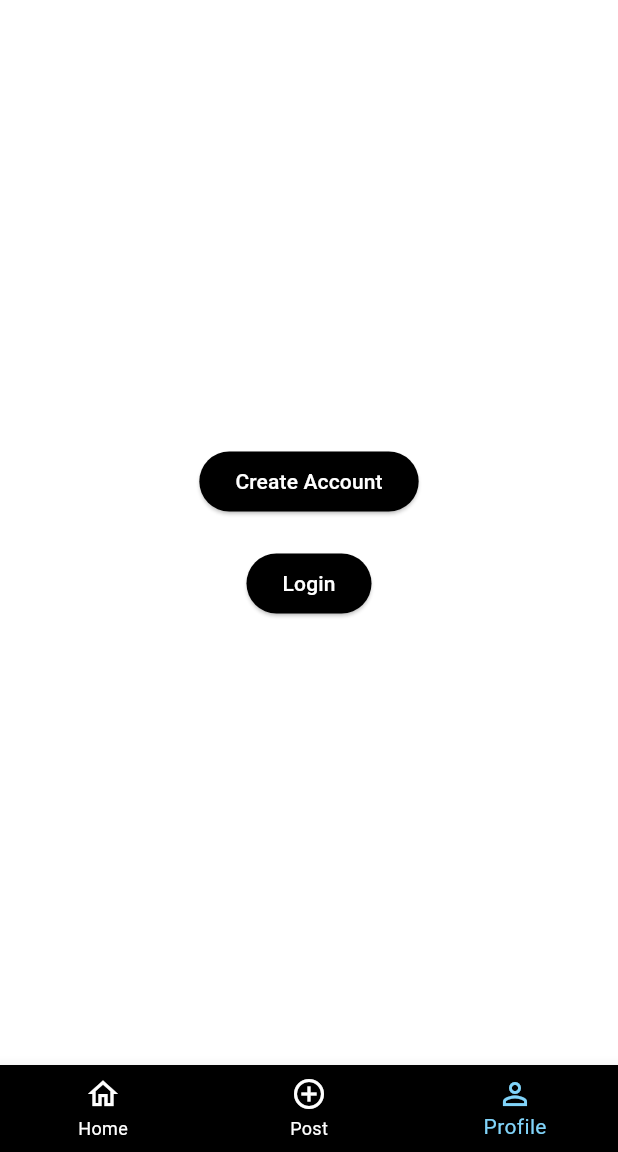
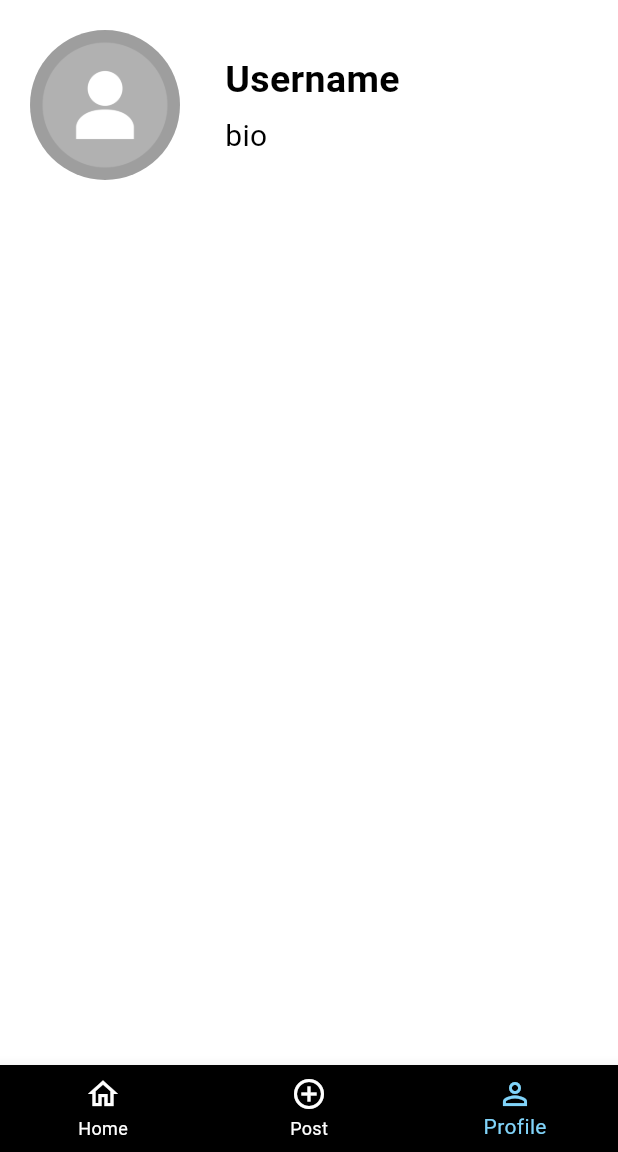
Before and after one commit to mathewsdmitri/befr, a Flutter app: the MyHomePage screen opened by its route, item 3 of the bottom bar chosen, on a phone screen of 412 x 824 dp, the part 84-1236 px from its top. Run offline on Flutter 3.47's test engine with Material 3 defaults, Android fonts, the phone set to English and light mode, and no system bars; our stand-ins replace flutter_secure_storage, flutter_svg, google_fonts; accounts and stored records are empty.

Commit message:
temporary push of profile page

```diff
--- a/lyrix_frontend/lib/main.dart
+++ b/lyrix_frontend/lib/main.dart
@@ -90,7 +90,7 @@ class _MyHomePageState extends State<MyHomePage> {
   return <Widget>[
     HomePage(posts: posts),
     PostPage(addPost: addPost),
-    const Profilepage(),
+    Profilepage(),
   ];
   }
 
--- a/lyrix_frontend/lib/pages/postPage.dart
+++ b/lyrix_frontend/lib/pages/postPage.dart
@@ -116,7 +116,7 @@ class _PostPageState extends State<PostPage> {
           const SizedBox(height: 5), // Space between text and icon
           IconButton(
             onPressed: ()async {
-              options = await listSongs();  //THIS IS FOR GETTIN LIST OF SONGS
+      //        options = await listSongs();  //THIS IS FOR GETTIN LIST OF SONGS
               showPostDialog();
               },
             icon: const Icon(Icons.add_circle_outline),
--- a/lyrix_frontend/lib/pages/profilePage.dart
+++ b/lyrix_frontend/lib/pages/profilePage.dart
@@ -3,46 +3,100 @@ import 'package:lyrix_frontend/pages/create_account.dart';
 import 'package:lyrix_frontend/pages/loginPage.dart';
 
 
-class Profilepage extends StatelessWidget {
-  const Profilepage({super.key});
+class Profilepage extends StatefulWidget {
+  @override
+  _ProfilepageState createState() => _ProfilepageState();
+}
 
+class _ProfilepageState extends State<Profilepage> {
   @override
   Widget build(BuildContext context) {
-    return Scaffold(
-      body: Center( //Centers everything in the middle of page
-        child: Column( //Buttons are put in columns in center
-          mainAxisSize: MainAxisSize.min,
-          children: [
+    return const Column(
+      crossAxisAlignment: CrossAxisAlignment.start,
+      children: [
+        Padding(
+          padding: EdgeInsets.all(20.0),
+          child: Row(
+            children: [
+              CircleAvatar(
+                radius: 50,
+                backgroundImage: AssetImage("assets/profile.png"),
+                backgroundColor: Colors.grey,
+              ),
+              SizedBox(width: 30), //boxes profile pic controlling the distance between pic and username
 
-            //Elevated button 1 for create page
-            ElevatedButton(
-              onPressed: () {
-                Navigator.push(context, MaterialPageRoute(builder: (context) {
-                  return const Scaffold(
-                    body: CreateAccountPage(), //Create account page
-                  );
-                }));
-              },
-              style: ElevatedButton.styleFrom(backgroundColor: Colors.black), //Background color of button
-              child: const Text('Create Account', style: TextStyle(color: Colors.white)), //Text and color
-            ),
-            const SizedBox(height: 20), //Controls size between buttons
+            Expanded(
+              child: Column(
+                crossAxisAlignment: CrossAxisAlignment.start,
+                children: [
+                  Text(
+                    "Username",  //should grab the username of the current user
+                    style: TextStyle(
+                      fontSize: 25,
+                      color: Colors.black,
+                      fontWeight: FontWeight.bold,
+                    ),
+                  ),
+                  SizedBox(height: 5),
+                  Text(
+                    "bio",  //should let users edit this for their bio
+                    style: TextStyle(
+                      fontSize: 20,
+                      color: Colors.black,
+                      fontWeight: FontWeight.normal
+                    ),
+                  )
+                ],
+                )
+              )
+            ],
+          ),
+        ),
+        Row(
 
-            //Elevated button 2 for login page
-            ElevatedButton(
-              onPressed: () {
-                Navigator.push(context, MaterialPageRoute(builder: (context) {
-                  return const Scaffold(
-                    body: LoginPage(), //Login page
-                  );
-                }));
-              },
-              style: ElevatedButton.styleFrom(backgroundColor: Colors.black),
-              child: const Text('Login', style: TextStyle(color: Colors.white)),
-            ),
-          ],
-        ),
-      ),
+        )
+      ],
     );
   }
 }
+
+
+  // @override
+  // Widget build(BuildContext context) {
+  //   return Scaffold(
+  //     body: Center( //Centers everything in the middle of page
+  //       child: Column( //Buttons are put in columns in center
+  //         mainAxisSize: MainAxisSize.min,
+  //         children: [
+
+  //           //Elevated button 1 for create page
+  //           ElevatedButton(
+  //             onPressed: () {
+  //               Navigator.push(context, MaterialPageRoute(builder: (context) {
+  //                 return const Scaffold(
+  //                   body: CreateAccountPage(), //Create account page
+  //                 );
+  //               }));
+  //             },
+  //             style: ElevatedButton.styleFrom(backgroundColor: Colors.black), //Background color of button
+  //             child: const Text('Create Account', style: TextStyle(color: Colors.white)), //Text and color
+  //           ),
+  //           const SizedBox(height: 20), //Controls size between buttons
+
+  //           //Elevated button 2 for login page
+  //           ElevatedButton(
+  //             onPressed: () {
+  //               Navigator.push(context, MaterialPageRoute(builder: (context) {
+  //                 return const Scaffold(
+  //                   body: LoginPage(), //Login page
+  //                 );
+  //               }));
+  //             },
+  //             style: ElevatedButton.styleFrom(backgroundColor: Colors.black),
+  //             child: const Text('Login', style: TextStyle(color: Colors.white)),
+  //           ),
+  //         ],
+  //       ),
+  //     ),
+  //   );
+  // }
```
